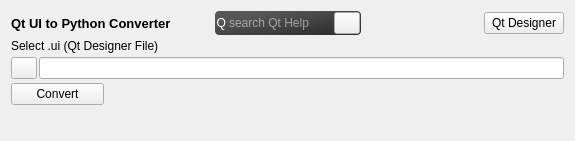
First picture: the form in plugins/qt2py/qt2py.ui, repository rkyleg/scope, before the edit.
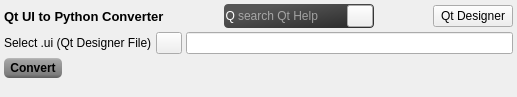
Second picture: the form after the edit. Icons and pictures are not drawn.

Commit message: major update to ui style main - added isfileopen checks filebrowser - updated ui, right click menu additions - new file, open, delete file, rename file ace - fixed cursor position on load updated keyboard_shortcuts documentation

```diff
--- a/plugins/qt2py/qt2py.ui
+++ b/plugins/qt2py/qt2py.ui
@@ -6,21 +6,71 @@
    <rect>
     <x>0</x>
     <y>0</y>
-    <width>575</width>
-    <height>141</height>
+    <width>517</width>
+    <height>97</height>
    </rect>
   </property>
   <property name="windowTitle">
    <string>Form</string>
   </property>
   <layout class="QGridLayout" name="gridLayout">
-   <property name="horizontalSpacing">
-    <number>2</number>
+   <property name="leftMargin">
+    <number>4</number>
    </property>
-   <property name="verticalSpacing">
+   <property name="topMargin">
     <number>4</number>
    </property>
-   <item row="0" column="0" colspan="3">
+   <property name="rightMargin">
+    <number>4</number>
+   </property>
+   <property name="bottomMargin">
+    <number>0</number>
+   </property>
+   <property name="spacing">
+    <number>4</number>
+   </property>
+   <item row="0" column="0" colspan="2">
+    <widget class="QFrame" name="frame_3">
+     <property name="frameShape">
+      <enum>QFrame::NoFrame</enum>
+     </property>
+     <property name="frameShadow">
+      <enum>QFrame::Raised</enum>
+     </property>
+     <layout class="QGridLayout" name="gridLayout_4">
+      <property name="margin">
+       <number>0</number>
+      </property>
+      <property name="spacing">
+       <number>4</number>
+      </property>
+      <item row="0" column="1">
+       <spacer name="horizontalSpacer">
+        <property name="orientation">
+         <enum>Qt::Horizontal</enum>
+        </property>
+        <property name="sizeHint" stdset="0">
+         <size>
+          <width>26</width>
+          <height>20</height>
+         </size>
+        </property>
+       </spacer>
+      </item>
+      <item row="0" column="3">
+       <spacer name="horizontalSpacer_2">
+        <property name="orientation">
+         <enum>Qt::Horizontal</enum>
+        </property>
+        <property name="sizeHint" stdset="0">
+         <size>
+          <width>40</width>
+          <height>20</height>
+         </size>
+        </property>
+       </spacer>
+      </item>
+      <item row="0" column="0">
     <widget class="QLabel" name="label">
      <property name="sizePolicy">
       <sizepolicy hsizetype="Expanding" vsizetype="Preferred">
@@ -40,95 +90,14 @@
      </property>
     </widget>
    </item>
-   <item row="0" column="7">
-    <widget class="QPushButton" name="b_qt_designer">
-     <property name="text">
-      <string>Qt Designer</string>
-     </property>
-    </widget>
-   </item>
-   <item row="4" column="0" colspan="2">
-    <widget class="QPushButton" name="b_convert">
-     <property name="text">
-      <string>Convert</string>
-     </property>
-    </widget>
-   </item>
-   <item row="2" column="0">
-    <widget class="QPushButton" name="b_open">
-     <property name="maximumSize">
-      <size>
-       <width>26</width>
-       <height>16777215</height>
-      </size>
-     </property>
-     <property name="text">
-      <string/>
-     </property>
-     <property name="icon">
-      <iconset>
-       <normaloff>../../img/file_open.png</normaloff>../../img/file_open.png</iconset>
-     </property>
-    </widget>
-   </item>
-   <item row="2" column="1" colspan="7">
-    <widget class="QLineEdit" name="le_path"/>
-   </item>
-   <item row="1" column="0" colspan="5">
-    <widget class="QLabel" name="label_2">
-     <property name="text">
-      <string>Select .ui (Qt Designer File)</string>
-     </property>
-    </widget>
-   </item>
-   <item row="4" column="2" colspan="6">
-    <widget class="QLabel" name="l_result">
-     <property name="text">
-      <string/>
-     </property>
-    </widget>
-   </item>
-   <item row="0" column="3" colspan="2">
-    <spacer name="horizontalSpacer">
-     <property name="orientation">
-      <enum>Qt::Horizontal</enum>
-     </property>
-     <property name="sizeHint" stdset="0">
-      <size>
-       <width>40</width>
-       <height>20</height>
-      </size>
-     </property>
-    </spacer>
-   </item>
-   <item row="0" column="6">
-    <spacer name="horizontalSpacer_2">
-     <property name="orientation">
-      <enum>Qt::Horizontal</enum>
-     </property>
-     <property name="sizeHint" stdset="0">
-      <size>
-       <width>40</width>
-       <height>20</height>
-      </size>
-     </property>
-    </spacer>
-   </item>
-   <item row="5" column="0" colspan="5">
-    <spacer name="verticalSpacer_2">
-     <property name="orientation">
-      <enum>Qt::Vertical</enum>
-     </property>
-     <property name="sizeHint" stdset="0">
-      <size>
-       <width>196</width>
-       <height>8</height>
-      </size>
-     </property>
-    </spacer>
-   </item>
-   <item row="0" column="5">
+      <item row="0" column="2">
     <widget class="QFrame" name="frame">
+        <property name="minimumSize">
+         <size>
+          <width>150</width>
+          <height>0</height>
+         </size>
+        </property>
      <property name="styleSheet">
       <string notr="true">QFrame#frame {
 	background-color: qlineargradient(spread:pad, x1:0.826, y1:0.869, x2:0.169, y2:0.267045, stop:0 rgba(48, 48, 48, 255), stop:1 rgba(86, 86, 86, 255));
@@ -194,6 +163,113 @@
       </item>
      </layout>
     </widget>
+      </item>
+      <item row="0" column="4">
+       <widget class="QPushButton" name="b_qt_designer">
+        <property name="text">
+         <string>Qt Designer</string>
+        </property>
+       </widget>
+      </item>
+     </layout>
+    </widget>
+   </item>
+   <item row="1" column="0" colspan="2">
+    <widget class="QFrame" name="frame_2">
+     <property name="frameShape">
+      <enum>QFrame::NoFrame</enum>
+     </property>
+     <property name="frameShadow">
+      <enum>QFrame::Raised</enum>
+     </property>
+     <layout class="QGridLayout" name="gridLayout_3">
+      <property name="margin">
+       <number>0</number>
+      </property>
+      <property name="spacing">
+       <number>4</number>
+      </property>
+      <item row="0" column="0">
+       <widget class="QLabel" name="label_2">
+        <property name="text">
+         <string>Select .ui (Qt Designer File)</string>
+        </property>
+       </widget>
+      </item>
+      <item row="0" column="1">
+       <widget class="QPushButton" name="b_open">
+        <property name="maximumSize">
+         <size>
+          <width>26</width>
+          <height>16777215</height>
+         </size>
+        </property>
+        <property name="text">
+         <string/>
+        </property>
+        <property name="icon">
+         <iconset>
+          <normaloff>../../img/file_open.png</normaloff>../../img/file_open.png</iconset>
+        </property>
+       </widget>
+      </item>
+      <item row="0" column="2">
+       <widget class="QLineEdit" name="le_path"/>
+      </item>
+     </layout>
+    </widget>
+   </item>
+   <item row="2" column="0">
+    <widget class="QPushButton" name="b_convert">
+     <property name="font">
+      <font>
+       <weight>75</weight>
+       <bold>true</bold>
+      </font>
+     </property>
+     <property name="styleSheet">
+      <string notr="true">QPushButton,QToolButton {
+	background-color: qlineargradient(spread:pad, x1:1, y1:1, x2:1, y2:0, stop:0.00995025 rgba(94, 94, 94, 255), stop:0.174129 rgba(125, 125, 125, 255), stop:0.890547 rgba(164, 164, 164, 255), stop:1 rgba(188, 188, 188, 255));
+	border:0px;
+	padding:3px;
+	padding-left:6px;
+	padding-right:6px;
+	border-radius:5px;
+}
+QPushButton:hover,QToolButton:hover {
+	background-color: qlineargradient(spread:pad, x1:0.98, y1:1, x2:1, y2:0, stop:0 rgba(138, 138, 138, 255), stop:0.0646766 rgba(157, 157, 157, 255), stop:0.935323 rgba(198, 198, 198, 255), stop:1 rgba(231, 231, 231, 255));
+}</string>
+     </property>
+     <property name="text">
+      <string>Convert</string>
+     </property>
+    </widget>
+   </item>
+   <item row="2" column="1">
+    <widget class="QLabel" name="l_result">
+     <property name="sizePolicy">
+      <sizepolicy hsizetype="Expanding" vsizetype="Preferred">
+       <horstretch>0</horstretch>
+       <verstretch>0</verstretch>
+      </sizepolicy>
+     </property>
+     <property name="text">
+      <string/>
+     </property>
+    </widget>
+   </item>
+   <item row="3" column="1">
+    <spacer name="verticalSpacer_2">
+     <property name="orientation">
+      <enum>Qt::Vertical</enum>
+     </property>
+     <property name="sizeHint" stdset="0">
+      <size>
+       <width>196</width>
+       <height>2</height>
+      </size>
+     </property>
+    </spacer>
    </item>
   </layout>
  </widget>
```
Lines whose indentation alone changed are shown as unchanged. The commit also changes 25 other files.
